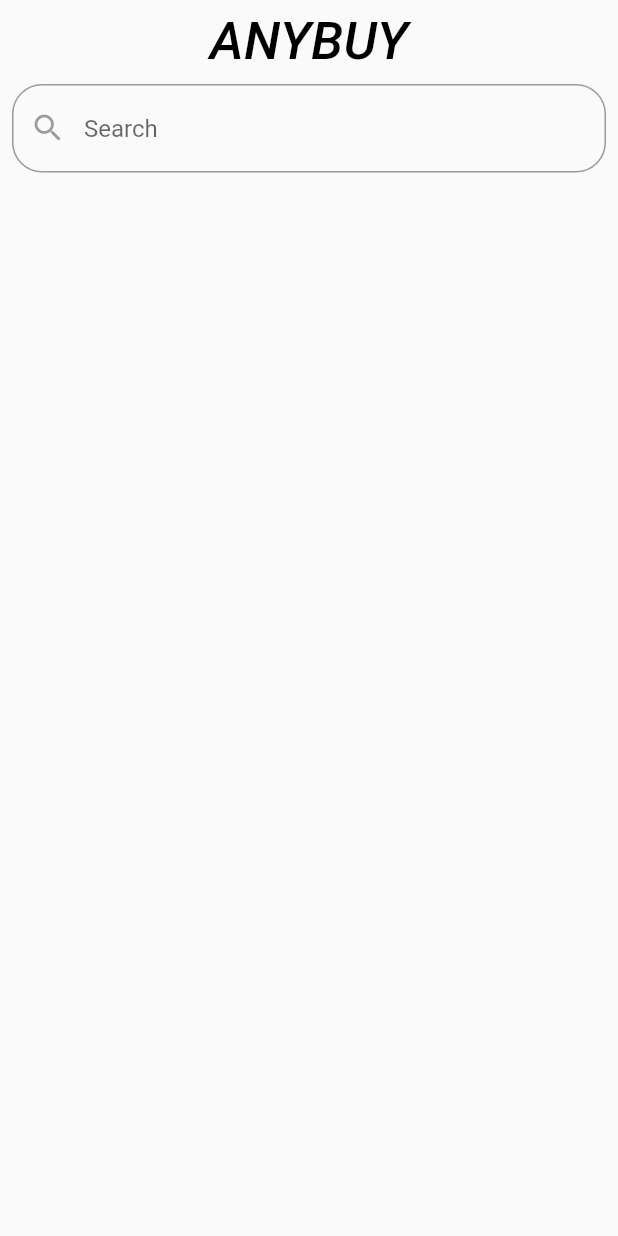
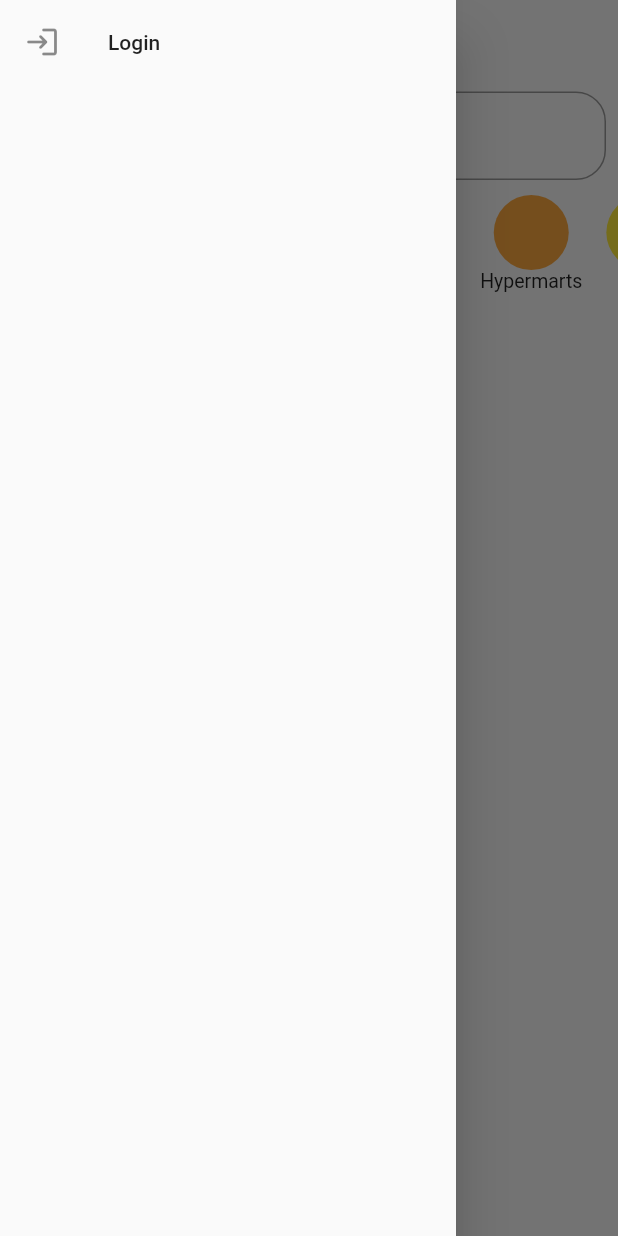
Before and after one commit to RGTechno/ANYBUY, a Flutter app: the screen it shows after launch, with the side drawer open (before the commit the screen has no drawer), on a phone screen of 412 x 824 dp. Run offline on Flutter 3.47's test engine with Material 2 defaults, Android fonts, the phone set to English and light mode, and no system bars; our stand-ins replace google_fonts.

Commit message:
drawer and categories

```diff
--- a/lib/screens/Home_Screen.dart
+++ b/lib/screens/Home_Screen.dart
@@ -1,3 +1,5 @@
+import 'package:anybuy/widgets/Categories.dart';
+import 'package:anybuy/widgets/Drawer.dart';
 import 'package:anybuy/widgets/Search.dart';
 import 'package:flutter/material.dart';
 import 'package:google_fonts/google_fonts.dart';
@@ -10,18 +12,31 @@ class HomeScreen extends StatelessWidget {
         FocusScope.of(context).unfocus();
       },
       child: Scaffold(
+        drawer: DrawerMenu(),
         appBar: AppBar(
           title: Text(
             "ANYBUY",
             style: GoogleFonts.architectsDaughter(
-                color: Colors.black, fontSize: 35, fontStyle: FontStyle.italic),
+              color: Colors.black87,
+              fontSize: 40,
+              fontStyle: FontStyle.italic,
+              fontWeight: FontWeight.bold,
+            ),
+          ),
+          iconTheme: IconThemeData(
+            color: Colors.black87,
           ),
           centerTitle: true,
           elevation: 0,
           backgroundColor: Colors.transparent,
         ),
         body: SingleChildScrollView(
-          child: SearchBar(),
+          child: Column(
+            children: [
+              SearchBar(),
+              Categories(),
+            ],
+          ),
         ),
       ),
     );
--- /dev/null
+++ b/lib/widgets/Categories.dart
@@ -0,0 +1,52 @@
+import 'package:flutter/cupertino.dart';
+import 'package:flutter/material.dart';
+import 'package:google_fonts/google_fonts.dart';
+
+class Categories extends StatelessWidget {
+  final List<Map<String, dynamic>> catMap = [
+    {"color": Colors.tealAccent, "text": "Restaurants"},
+    {"color": Colors.pinkAccent, "text": "Stationaries"},
+    {"color": Colors.purpleAccent, "text": "Grocery"},
+    {"color": Colors.redAccent, "text": "Medicines"},
+    {"color": Colors.orangeAccent, "text": "Hypermarts"},
+    {"color": Colors.yellow, "text": "Dairy"},
+    {"color": Colors.lightGreenAccent, "text": "Sports"},
+  ];
+
+  @override
+  Widget build(BuildContext context) {
+    return Container(
+      constraints: BoxConstraints(
+        minHeight: 50,
+        maxHeight: 100,
+      ),
+      child: ListView.builder(
+        shrinkWrap: true,
+        scrollDirection: Axis.horizontal,
+        itemBuilder: (ctx, index) {
+          return Padding(
+            padding: const EdgeInsets.symmetric(
+              vertical: 5,
+              horizontal: 8.0,
+            ),
+            child: Column(
+              children: [
+                CircleAvatar(
+                  radius: 25,
+                  backgroundColor: catMap[index]["color"],
+                ),
+                Text(
+                  catMap[index]["text"],
+                  style: GoogleFonts.architectsDaughter(
+                    fontSize: 13
+                  ),
+                ),
+              ],
+            ),
+          );
+        },
+        itemCount: 7,
+      ),
+    );
+  }
+}
--- /dev/null
+++ b/lib/widgets/Drawer.dart
@@ -0,0 +1,17 @@
+import 'package:flutter/material.dart';
+
+class DrawerMenu extends StatelessWidget {
+  @override
+  Widget build(BuildContext context) {
+    return Drawer(
+      child: ListView(
+        children: [
+          ListTile(
+            leading: Icon(Icons.login_rounded),
+            title: Text("Login"),
+          ),
+        ],
+      ),
+    );
+  }
+}
--- a/lib/widgets/Search.dart
+++ b/lib/widgets/Search.dart
@@ -10,7 +10,7 @@ class _SearchBarState extends State<SearchBar> {
   @override
   Widget build(BuildContext context) {
     return Padding(
-      padding: const EdgeInsets.symmetric(horizontal: 8.0),
+      padding: const EdgeInsets.symmetric(vertical: 5, horizontal: 8.0),
       child: TextField(
         decoration: InputDecoration(
           hintText: "Search",
```
